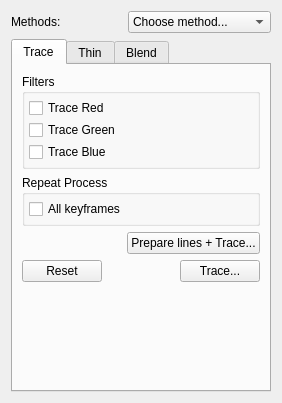
This is app/ui/bitmapcoloringwidget.ui in pencil2d/pencil as Qt 5 draws it before an edit. The edited form follows.
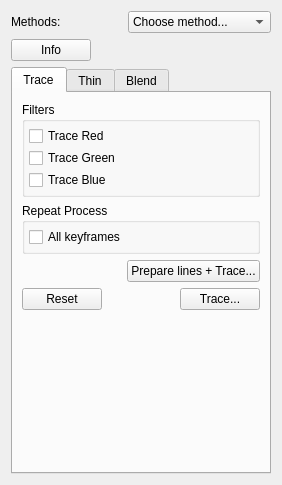
This is the edited form. Icons and pictures are not drawn.

Commit message: Added info-popup for advanced coloring.

```diff
--- a/app/ui/bitmapcoloringwidget.ui
+++ b/app/ui/bitmapcoloringwidget.ui
@@ -7,7 +7,7 @@
     <x>0</x>
     <y>0</y>
     <width>282</width>
-    <height>403</height>
+    <height>485</height>
    </rect>
   </property>
   <property name="windowTitle">
@@ -47,6 +47,30 @@
      </item>
     </layout>
    </item>
+   <item>
+    <layout class="QHBoxLayout" name="horizontalLayout_6">
+     <item>
+      <widget class="QPushButton" name="btnInfo">
+       <property name="text">
+        <string>Info</string>
+       </property>
+      </widget>
+     </item>
+     <item>
+      <spacer name="horizontalSpacer_7">
+       <property name="orientation">
+        <enum>Qt::Horizontal</enum>
+       </property>
+       <property name="sizeHint" stdset="0">
+        <size>
+         <width>40</width>
+         <height>20</height>
+        </size>
+       </property>
+      </spacer>
+     </item>
+    </layout>
+   </item>
    <item>
     <widget class="QTabWidget" name="tabWidget">
      <property name="toolTip">
@@ -283,7 +307,7 @@
          <property name="sizeHint" stdset="0">
           <size>
            <width>20</width>
-           <height>49</height>
+           <height>19</height>
           </size>
          </property>
         </spacer>
```
The commit also changes 3 other files.
